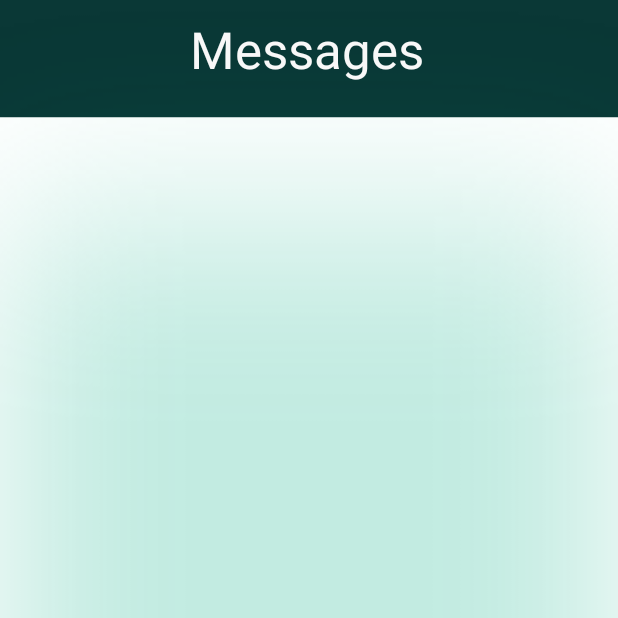
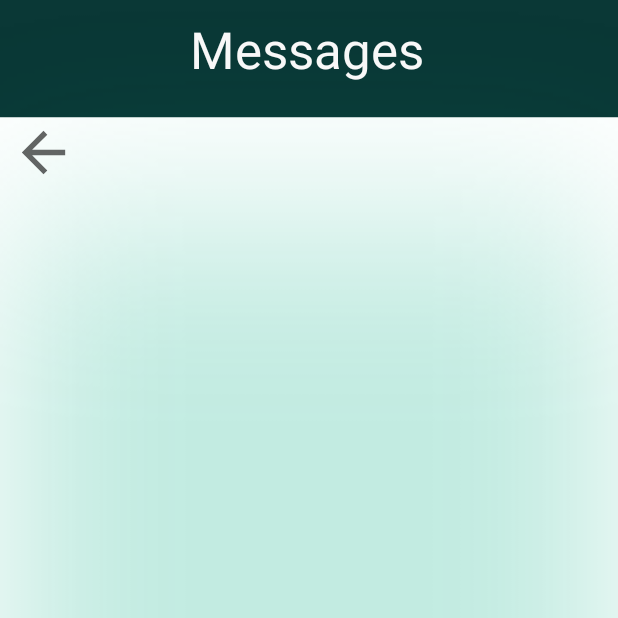
Before and after one commit to Cartachana/QA-Info-Mate, an Android app: the MessageBox screen opened directly, with no data from a screen before it, on a phone screen of 412 x 824 dp, the top half of it. Run offline under Robolectric (Android 15) with nearby library versions, the phone set to English and light mode, and no system bars; our stand-ins replace Firebase (no records; nobody signed in at launch, a user with empty details on screens opened directly), Picasso; pictures from the network do not load.

Commit message:
There is now an activity to see messages. You can see message details and reply to them.

```diff
--- a/app/src/main/java/com/example/qainfomate/View/MessageBox.java
+++ b/app/src/main/java/com/example/qainfomate/View/MessageBox.java
@@ -7,6 +7,8 @@ import androidx.recyclerview.widget.RecyclerView;
 
 import android.content.Intent;
 import android.os.Bundle;
+import android.view.View;
+import android.widget.ImageView;
 
 import com.example.qainfomate.Models.Message;
 import com.example.qainfomate.Models.Session;
@@ -24,6 +26,7 @@ public class MessageBox extends AppCompatActivity implements MessageAdapter.Hold
     private RecyclerView msgRecView;
     RecyclerView.LayoutManager manager;
     MessageAdapter msgAdapter;
+    private ImageView back;
 
     private ArrayList<Message> msgs = new ArrayList<>();
     private DatabaseReference dbref;
@@ -38,13 +41,21 @@ public class MessageBox extends AppCompatActivity implements MessageAdapter.Hold
         msgRecView.setLayoutManager(manager);
         dbref = FirebaseDatabase.getInstance().getReference().child("Messages");
         dbref.addListenerForSingleValueEvent(listener);
+        back = findViewById(R.id.iv_back_msgBox);
+
+        back.setOnClickListener(new View.OnClickListener() {
+            @Override
+            public void onClick(View v) {
+                finish();
+            }
+        });
     }
 
     ValueEventListener listener = new ValueEventListener() {
         @Override
         public void onDataChange(@NonNull DataSnapshot dataSnapshot) {
             for (DataSnapshot dss : dataSnapshot.getChildren()) {
-                //
+                //FILTERS ONLY MESSAGES FOR THE CURRENT USER
                 if((dss.getValue(Message.class).getIDto()).equals(Session.LiveSession.user.getStuID())) {
                     Message bfs = dss.getValue(Message.class);
                     msgs.add(bfs);
--- a/app/src/main/res/layout/activity_message_box.xml
+++ b/app/src/main/res/layout/activity_message_box.xml
@@ -39,4 +39,16 @@
         app:layout_constraintHorizontal_bias="1.0"
         app:layout_constraintStart_toStartOf="parent"
         app:layout_constraintTop_toTopOf="parent" />
+
+    <ImageView
+        android:id="@+id/iv_back_msgBox"
+        android:layout_width="58dp"
+        android:layout_height="43dp"
+        android:layout_marginTop="80dp"
+        app:layout_constraintEnd_toStartOf="@+id/iv_bookimg_bfsDetails"
+        app:layout_constraintHorizontal_bias="0.225"
+        app:layout_constraintStart_toStartOf="parent"
+        app:layout_constraintTop_toTopOf="parent"
+        app:srcCompat="?attr/homeAsUpIndicator" />
+
 </androidx.constraintlayout.widget.ConstraintLayout>
--- a/app/src/main/res/layout/activity_message_detail.xml
+++ b/app/src/main/res/layout/activity_message_detail.xml
@@ -55,7 +55,7 @@
     <TextView
         android:id="@+id/tv_msg_msgDetail"
         android:layout_width="252dp"
-        android:layout_height="217dp"
+        android:layout_height="wrap_content"
         android:layout_marginTop="52dp"
         android:text="TextView"
         app:layout_constraintEnd_toEndOf="parent"
--- a/app/src/main/res/values/styles.xml
+++ b/app/src/main/res/values/styles.xml
@@ -16,6 +16,8 @@
 
         <item name="android:windowIsTranslucent">true</item>
         <item name="android:windowCloseOnTouchOutside">true</item>
+        <item name="windowNoTitle">true</item>
+        <item name="windowActionBar">false</item>
     </style>
 
 </resources>
```
